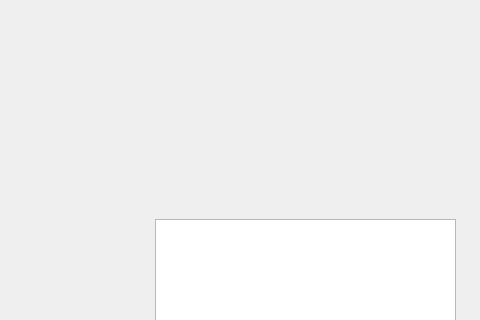
wzonline1982/QTcode, file 02/Widget_pos1031/widget.ui: the form before one commit; both pictures show x 670 to 1150 and y 151 to 471 of the 1150 by 600 pixel window.
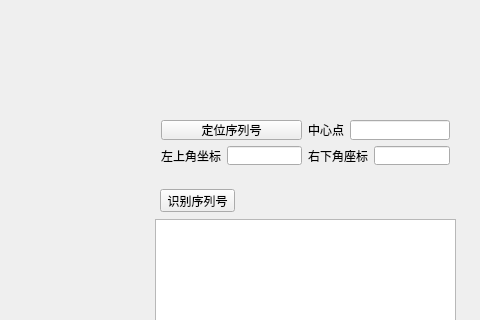
The form after the commit.

Diff of the .ui file:
```diff
--- a/02/Widget_pos1031/widget.ui
+++ b/02/Widget_pos1031/widget.ui
@@ -178,6 +178,68 @@
     <string>原图相关性</string>
    </property>
   </widget>
+  <widget class="QWidget" name="widget_3" native="true">
+   <property name="geometry">
+    <rect>
+     <x>820</x>
+     <y>260</y>
+     <width>311</width>
+     <height>67</height>
+    </rect>
+   </property>
+   <layout class="QGridLayout" name="gridLayout_3">
+    <item row="0" column="2">
+     <widget class="QLabel" name="label_8">
+      <property name="text">
+       <string>中心点</string>
+      </property>
+     </widget>
+    </item>
+    <item row="0" column="3" colspan="2">
+     <widget class="QLineEdit" name="lineEdit_8"/>
+    </item>
+    <item row="1" column="0">
+     <widget class="QLabel" name="label_9">
+      <property name="text">
+       <string>左上角坐标</string>
+      </property>
+     </widget>
+    </item>
+    <item row="1" column="1">
+     <widget class="QLineEdit" name="lineEdit_9"/>
+    </item>
+    <item row="1" column="2" colspan="2">
+     <widget class="QLabel" name="label_10">
+      <property name="text">
+       <string>右下角座标</string>
+      </property>
+     </widget>
+    </item>
+    <item row="1" column="4">
+     <widget class="QLineEdit" name="lineEdit_10"/>
+    </item>
+    <item row="0" column="0" colspan="2">
+     <widget class="QPushButton" name="pushButton_6">
+      <property name="text">
+       <string>定位序列号</string>
+      </property>
+     </widget>
+    </item>
+   </layout>
+  </widget>
+  <widget class="QPushButton" name="pushButton_7">
+   <property name="geometry">
+    <rect>
+     <x>830</x>
+     <y>340</y>
+     <width>75</width>
+     <height>23</height>
+    </rect>
+   </property>
+   <property name="text">
+    <string>识别序列号</string>
+   </property>
+  </widget>
  </widget>
  <layoutdefault spacing="6" margin="11"/>
  <resources/>
```
